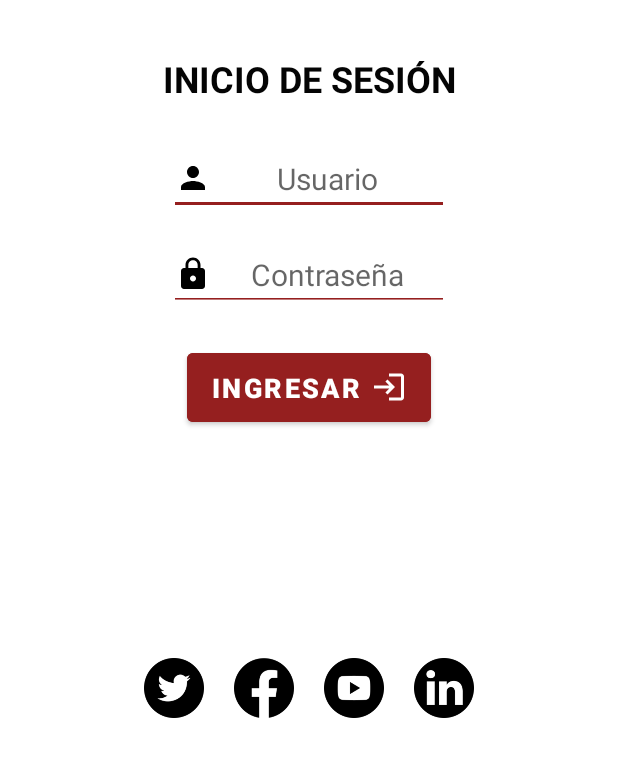
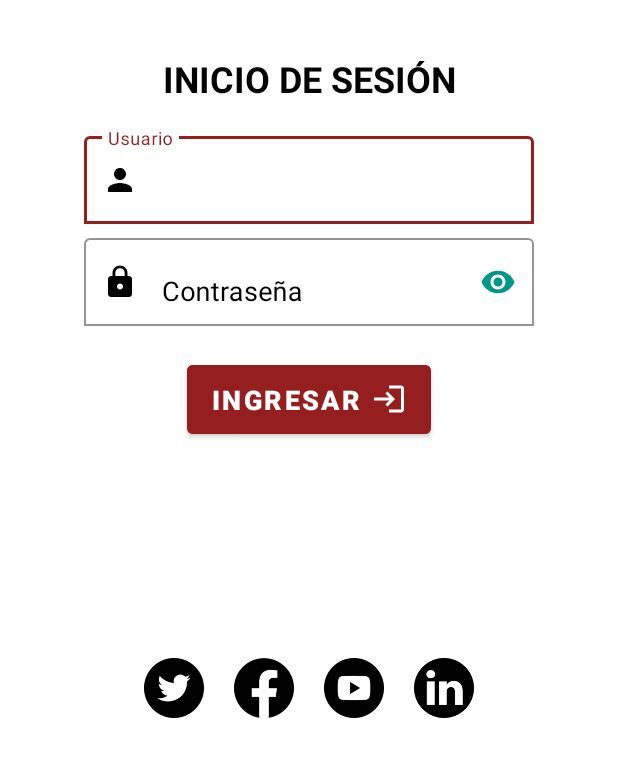
Before and after one commit to willianpandi/Crecer_mobile, an Android app: the screen it shows after launch (MainActivity2), on a phone screen of 412 x 824 dp, the part 464-1236 px from its top. Run offline under Robolectric (Android 15) with nearby library versions, the phone set to English and light mode, and no system bars; our stand-ins replace Volley; libraries missing offline, so code that uses them is left out: com.facebook.stetho; 1 statement that could not run was skipped.

Commit message:
Credenciales y login

```diff
--- a/app/src/main/java/com/example/crecer_mobile/activity/MainActivity2.java
+++ b/app/src/main/java/com/example/crecer_mobile/activity/MainActivity2.java
@@ -21,6 +21,7 @@ import com.android.volley.VolleyError;
 import com.android.volley.toolbox.StringRequest;
 import com.android.volley.toolbox.Volley;
 import com.example.crecer_mobile.R;
+import com.google.android.material.textfield.TextInputLayout;
 
 import java.security.SecureRandom;
 import java.security.cert.X509Certificate;
@@ -38,6 +39,7 @@ import retrofit2.http.Url;
 
 public class MainActivity2 extends AppCompatActivity {
     EditText txtuser, txtpass;
+    TextInputLayout txtInputUsuario, txtInputPassword;
     Button btnIngresar;
     ImageView imageViewTwitter, imageViewFacebook, imageViewYoutube, imageViewLink;
     @Override
@@ -47,8 +49,12 @@ public class MainActivity2 extends AppCompatActivity {
 
         //logico vs grafico
         btnIngresar = (Button) findViewById(R.id.button);
-        txtuser = (EditText) findViewById(R.id.editTextTextPersonName);
-        txtpass = (EditText) findViewById(R.id.editTextTextPassword);
+
+        txtuser = findViewById(R.id.edtUser);
+        txtpass = findViewById(R.id.edtPassword);
+        txtInputUsuario = findViewById(R.id.editTextTextPersonName);
+        txtInputPassword = findViewById(R.id.editTextTextPassword);
+
 
         imageViewTwitter = (ImageView) findViewById(R.id.imagetwitter);
         imageViewFacebook = (ImageView) findViewById(R.id.imagefacebook);
--- a/app/src/main/res/layout/activity_main2.xml
+++ b/app/src/main/res/layout/activity_main2.xml
@@ -58,39 +58,54 @@
                 android:gravity="center"
                 android:orientation="horizontal">
 
-                <EditText
+
+                <com.google.android.material.textfield.TextInputLayout
                     android:id="@+id/editTextTextPersonName"
-                    android:layout_width="wrap_content"
-                    android:layout_height="wrap_content"
-                    android:backgroundTint="#951F1F"
-                    android:drawableLeft="@drawable/ic_usuario"
-                    android:ems="8"
-                    android:hint="Usuario"
-                    android:inputType="textPersonName"
-                    android:textAlignment="center"
-                    android:textColor="#000000"
-                    android:textSize="20sp" />
+                    android:layout_width="300dp"
+                    android:layout_height="match_parent"
+                    android:textColorHint="#000000"
+                    app:boxBackgroundColor="#FFFFFF"
+                    app:boxBackgroundMode="outline"
+                    app:endIconMode="clear_text"
+                    app:startIconDrawable="@drawable/ic_usuario"
+                    app:startIconTint="#000000">
+
+                    <com.google.android.material.textfield.TextInputEditText
+                        android:id="@+id/edtUser"
+                        android:layout_width="match_parent"
+                        android:layout_height="wrap_content"
+                        android:hint="Usuario"
+                        android:textSize="18sp" />
+                </com.google.android.material.textfield.TextInputLayout>
 
             </LinearLayout>
 
             <LinearLayout
                 android:layout_width="match_parent"
-                android:layout_height="60dp"
+                android:layout_height="68dp"
                 android:gravity="center"
                 android:orientation="horizontal">
 
-                <EditText
+                <com.google.android.material.textfield.TextInputLayout
                     android:id="@+id/editTextTextPassword"
-                    android:layout_width="wrap_content"
-                    android:layout_height="wrap_content"
-                    android:backgroundTint="#951F1F"
-                    android:drawableStart="@drawable/ic_contrasenia"
-                    android:ems="8"
-                    android:hint="Contraseña"
-                    android:inputType="textPassword"
-                    android:textAlignment="center"
-                    android:textColor="#000000"
-                    android:textSize="20sp" />
+                    android:layout_width="300dp"
+                    android:layout_height="match_parent"
+                    android:textColorHint="#000000"
+                    app:boxBackgroundColor="#FFFFFF"
+                    app:boxBackgroundMode="outline"
+                    app:endIconMode="password_toggle"
+                    app:endIconTint="#009688"
+                    app:startIconDrawable="@drawable/ic_contrasenia"
+                    app:startIconTint="#000000">
+
+                    <com.google.android.material.textfield.TextInputEditText
+                        android:id="@+id/edtPassword"
+                        android:layout_width="match_parent"
+                        android:layout_height="wrap_content"
+                        android:hint="Contraseña"
+                        android:inputType="textPassword"
+                        android:textSize="18sp" />
+                </com.google.android.material.textfield.TextInputLayout>
 
             </LinearLayout>
 
--- a/app/src/main/res/layout/fragment_inicio.xml
+++ b/app/src/main/res/layout/fragment_inicio.xml
@@ -29,4 +29,5 @@
         app:layout_constraintEnd_toEndOf="parent"
         app:layout_constraintStart_toStartOf="parent"
         app:layout_constraintTop_toBottomOf="@+id/imageView2" />
+
 </androidx.constraintlayout.widget.ConstraintLayout>
--- /dev/null
+++ b/app/src/main/res/values/ic_launcher_background.xml
@@ -0,0 +1,4 @@
+<?xml version="1.0" encoding="utf-8"?>
+<resources>
+    <color name="ic_launcher_background">#E8DEDE</color>
+</resources>
```
Also changed, not shown: app/src/main/res/mipmap-hdpi/ic_launcher_foreground.png (added), app/src/main/res/mipmap-mdpi/ic_launcher_foreground.png (added), app/src/main/res/mipmap-xhdpi/ic_launcher_foreground.png (added), app/src/main/res/mipmap-xxhdpi/ic_launcher_foreground.png (added), app/src/main/res/mipmap-xxxhdpi/ic_launcher_foreground.png (added).
